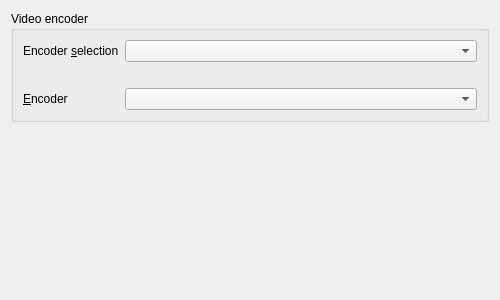
Before: the Qt Designer form src/mumble/ScreenShareConfig.ui in mumble-voip/mumble, drawn with Qt 5.
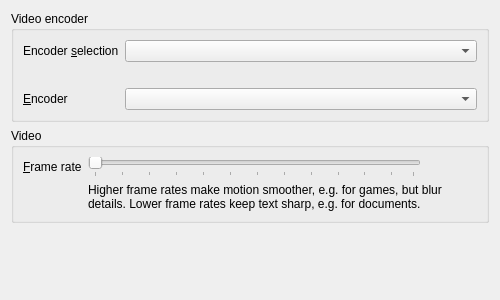
After: the same form once the commit is applied.

Commit message: FEAT(client): Make the screen sharing frame rate configurable

The edit to the form file:
```diff
--- a/src/mumble/ScreenShareConfig.ui
+++ b/src/mumble/ScreenShareConfig.ui
@@ -82,6 +82,73 @@
      </layout>
     </widget>
    </item>
+   <item>
+    <widget class="QGroupBox" name="qgbVideo">
+     <property name="title">
+      <string>Video</string>
+     </property>
+     <layout class="QGridLayout" name="gridLayoutVideo">
+      <item row="0" column="0">
+       <widget class="QLabel" name="qlFrameRate">
+        <property name="text">
+         <string>&amp;Frame rate</string>
+        </property>
+        <property name="buddy">
+         <cstring>qsFrameRate</cstring>
+        </property>
+       </widget>
+      </item>
+      <item row="0" column="1">
+       <widget class="QSlider" name="qsFrameRate">
+        <property name="toolTip">
+         <string>Maximum number of frames per second of your shared screen</string>
+        </property>
+        <property name="whatsThis">
+         <string>&lt;b&gt;This sets how many frames per second of your screen are sent at most.&lt;/b&gt;&lt;br /&gt;The available bandwidth is shared by all frames. A high frame rate makes motion smoother, e.g. for games, but every frame gets blurrier. A low frame rate keeps text and other details sharp, e.g. for documents.</string>
+        </property>
+        <property name="minimum">
+         <number>1</number>
+        </property>
+        <property name="maximum">
+         <number>60</number>
+        </property>
+        <property name="pageStep">
+         <number>5</number>
+        </property>
+        <property name="orientation">
+         <enum>Qt::Horizontal</enum>
+        </property>
+        <property name="tickPosition">
+         <enum>QSlider::TicksBelow</enum>
+        </property>
+        <property name="tickInterval">
+         <number>5</number>
+        </property>
+       </widget>
+      </item>
+      <item row="0" column="2">
+       <widget class="QLabel" name="qlFrameRateValue">
+        <property name="minimumSize">
+         <size>
+          <width>50</width>
+          <height>0</height>
+         </size>
+        </property>
+       </widget>
+      </item>
+      <item row="1" column="1" colspan="2">
+       <widget class="QLabel" name="qlFrameRateDescription">
+        <property name="text">
+         <string>Higher frame rates make motion smoother, e.g. for games, but blur details. Lower frame rates keep text sharp, e.g. for documents.</string>
+        </property>
+        <property name="wordWrap">
+         <bool>true</bool>
+        </property>
+       </widget>
+      </item>
+     </layout>
+    </widget>
+   </item>
    <item>
     <spacer name="verticalSpacer">
      <property name="orientation">
```
The commit also changes 15 other files.
